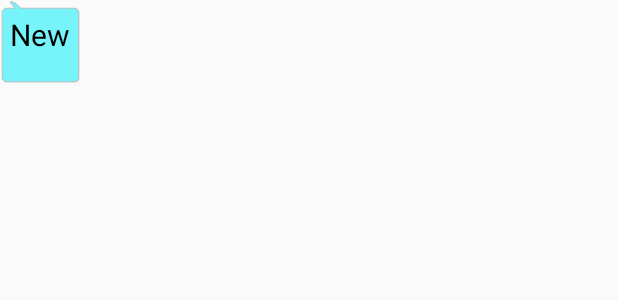
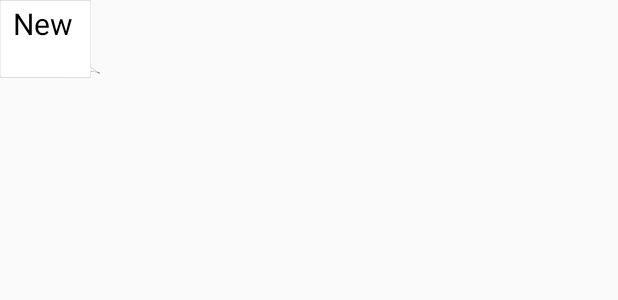
Before and after one commit to Abdul007Malik/Chat, an Android app: the layout message_row.xml on its own in the app's theme, with its tools: preview values and no code run, on a phone screen of 412 x 824 dp. Shown: the top 300 px of the screen. Run offline under Robolectric (Android 15) with nearby library versions, the phone set to English and light mode, and no system bars.

Commit message:
novi chat bubble

```diff
--- a/app/src/main/java/com/example/root/chat/ChatActivity.java
+++ b/app/src/main/java/com/example/root/chat/ChatActivity.java
@@ -22,6 +22,7 @@ import android.view.Menu;
 import android.view.MenuItem;
 import android.view.View;
 import android.view.inputmethod.InputMethodManager;
+import android.widget.Button;
 import android.widget.EditText;
 import android.widget.ListView;
 
@@ -36,7 +37,7 @@ public class ChatActivity extends ActionBarActivity {
 
     private ListView listMessages;
     private EditText newMessage;
-    private BootstrapButton sendMessage;
+    private Button sendMessage;
     private Message message;
     private boolean isMe;
     private Contact contact;
@@ -64,7 +65,7 @@ public class ChatActivity extends ActionBarActivity {
         getSupportActionBar().setDisplayHomeAsUpEnabled(true);
 
         newMessage = (EditText) findViewById(R.id.newMessage);
-        sendMessage = (BootstrapButton) findViewById(R.id.sendBtn);
+        sendMessage = (Button) findViewById(R.id.sendBtn);
         listMessages = (ListView) findViewById(R.id.listChat);
 
         /**
--- a/app/src/main/java/com/example/root/chat/ChatAdapter.java
+++ b/app/src/main/java/com/example/root/chat/ChatAdapter.java
@@ -70,7 +70,7 @@ public class ChatAdapter extends ArrayAdapter<Message> {
         /**
          * Na osnovu posiljaoca poruke postavlja odredjeni chat bubble, poziciju i margine
          */
-        holder.singleMessageLayout.setBackgroundResource(messageObj.isMe() ? R.drawable.bubble_a : R.drawable.bubble_b);
+        holder.singleMessageLayout.setBackgroundResource(messageObj.isMe() ? R.drawable.send : R.drawable.receive);
         holder.singleMessageContainer.setGravity(messageObj.isMe() ? Gravity.RIGHT : Gravity.LEFT);
         if (messageObj.isMe()) {
             holder.singleMessageContainer.setPadding(50, 10, 10, 10);
--- a/app/src/main/res/layout/message_row.xml
+++ b/app/src/main/res/layout/message_row.xml
@@ -9,7 +9,7 @@
         android:id="@+id/singleMessageLayout"
         android:layout_width="wrap_content"
         android:layout_height="wrap_content"
-        android:background="@drawable/bubble_b"
+        android:background="@drawable/send"
         android:orientation="vertical"
         >
 
@@ -17,7 +17,6 @@
             android:id="@+id/singleMessage"
             android:layout_width="wrap_content"
             android:layout_height="wrap_content"
-            android:layout_gravity="center"
             android:textSize="20sp"
             android:text="@string/new_contact"
             android:textColor="@android:color/primary_text_light" />
```
Also changed, not shown: app/src/main/res/layout/activity_messages.xml (+5 -7 lines), app/src/main/res/drawable-hdpi/receive.9.png (added), app/src/main/res/drawable-hdpi/receive_small.9.png (added), app/src/main/res/drawable-hdpi/send.9.png (added), app/src/main/res/drawable-xhdpi/bubble_a.9.png, app/src/main/res/drawable-xhdpi/bubble_b.9.png.
